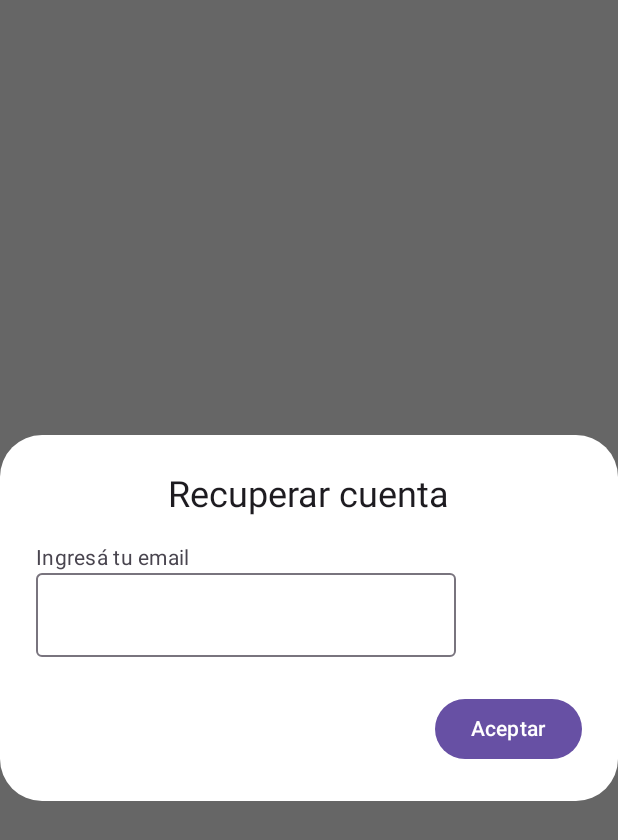
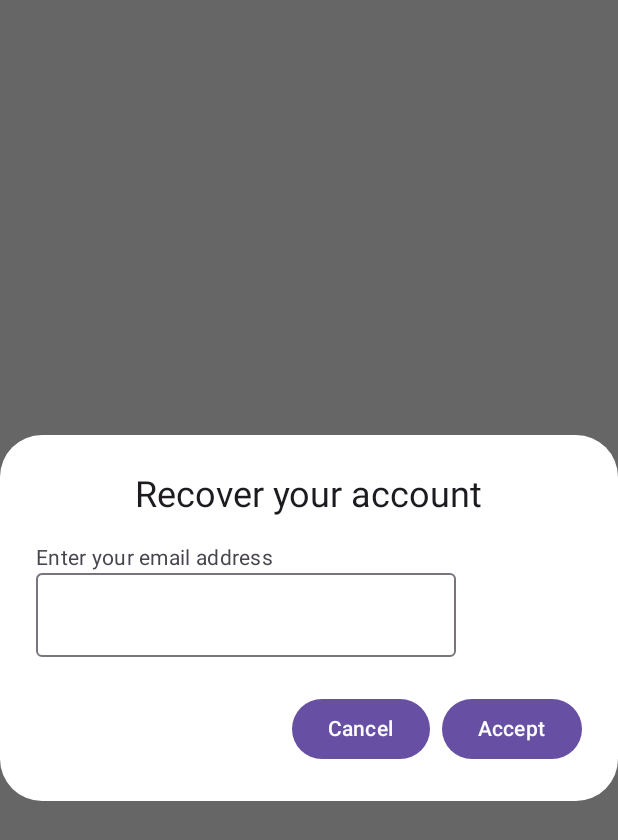
Before and after one commit to cristiangranero90/juntas-mobile, an Android app built with Jetpack Compose: the @Preview function ForgotPasswordDialogPreview, on a phone screen of 412 x 824 dp. Shown: the top 840 px of the screen. Run offline under Robolectric (Android 15) with nearby library versions, the phone set to English and light mode, and no system bars.

Commit message:
Forgot password dialog fixed

```diff
--- a/app/src/main/java/com/juntas/juntas_app/login_screen/components/ForgotPasswordDialog.kt
+++ b/app/src/main/java/com/juntas/juntas_app/login_screen/components/ForgotPasswordDialog.kt
@@ -14,11 +14,14 @@ import androidx.compose.runtime.mutableStateOf
 import androidx.compose.runtime.remember
 import androidx.compose.ui.Alignment
 import androidx.compose.ui.Modifier
+import androidx.compose.ui.res.stringResource
 import androidx.compose.ui.tooling.preview.Preview
+import com.juntas.juntas_app.R
 
 @Composable
 fun ForgotPasswordDialog(
     email: (String) -> Unit,
+    dismiss: () -> Unit,
     modifier: Modifier = Modifier
 ) {
     val emailText = remember {
@@ -26,11 +29,17 @@ fun ForgotPasswordDialog(
     }
 
     AlertDialog(
-        onDismissRequest = { /*TODO*/ },
+        onDismissRequest = { dismiss() },
         containerColor = MaterialTheme.colorScheme.onPrimary,
+        modifier = modifier,
+        dismissButton = {
+            Button(onClick = { dismiss() }) {
+                Text(text = stringResource(id = R.string.cancel))
+            }
+        },
         confirmButton = {
             Button(onClick = { email(emailText.value) }) {
-                Text(text = "Aceptar")
+                Text(text = stringResource(id = R.string.accept))
             }
         },
         title = {
@@ -39,7 +48,7 @@ fun ForgotPasswordDialog(
                 verticalAlignment = Alignment.CenterVertically,
                 horizontalArrangement = Arrangement.Center
             ){
-                Text(text = "Recuperar cuenta")
+                Text(text = stringResource(R.string.recover_account))
             }
                 },
         text = {
@@ -48,7 +57,7 @@ fun ForgotPasswordDialog(
                 verticalArrangement = Arrangement.Center,
                 horizontalAlignment = Alignment.Start
             ) {
-                Text(text = "Ingresá tu email")
+                Text(text = stringResource(R.string.enter_email))
                 OutlinedTextField(
                     value = emailText.value,
                     onValueChange = { emailText.value = it },
@@ -62,5 +71,5 @@ fun ForgotPasswordDialog(
 @Preview
 @Composable
 fun ForgotPasswordDialogPreview() {
-    ForgotPasswordDialog({})
+    ForgotPasswordDialog({}, {})
 }
--- a/app/src/main/res/values/strings.xml
+++ b/app/src/main/res/values/strings.xml
@@ -60,4 +60,7 @@
     <string name="closing_session">Logging out</string>
     <string name="logging_in">Logging in</string>
     <string name="log_out">Log out</string>
+    <string name="login_tittle">Login</string>
+    <string name="recover_account">Recover your account</string>
+    <string name="enter_email">Enter your email address</string>
 </resources>
```
Also changed, not shown: app/src/main/java/com/juntas/juntas_app/login_screen/LoginScreen.kt (+14 -4 lines), 2 other files.
